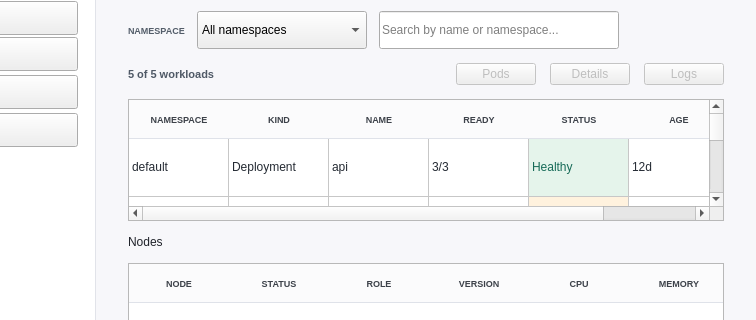
The window that src/kubescope/ui/main_window.ui (dcotecnologia/kubescope) describes before a commit, drawn with Qt 5; both pictures show x 224 to 980 and y 168 to 488 of the 980 by 640 pixel window.
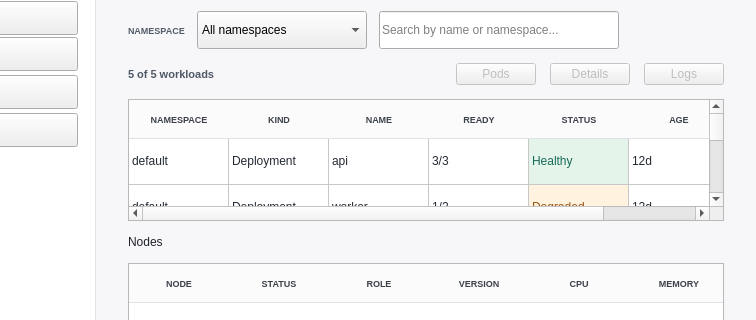
The same window after the commit. The open tabs and pages were chosen to show the change. Icons and pictures are not drawn.

Commit message:
style(ui): fit the resource lists in the window and line up their headers
The Name column was wide enough to push Age out of view behind a horizontal scroll
bar, the headers were centered over left-aligned cells, and the vertical grid lines
added noise to rows that already have a divider. Narrow the columns, align the
headers to the cells, drop the vertical lines and make the rows denser (58 to 46).

```diff
--- a/src/kubescope/ui/main_window.ui
+++ b/src/kubescope/ui/main_window.ui
@@ -136,7 +136,7 @@
 QHeaderView::down-arrow { image: url(SORT_DOWN); width: 9px; height: 6px; }
 QHeaderView::section {
     background: #fbfbfc; color: #3c4149; border: 0;
-    border-bottom: 1px solid #dfe2e9; padding: 10px 8px;
+    border-bottom: 1px solid #dfe2e9; padding: 10px 11px;
     font-size: 9px; font-weight: 700;
 }
 QTableWidget[variant="data"]::item {
@@ -1991,7 +1991,7 @@
                 <bool>false</bool>
                </attribute>
                <attribute name="verticalHeaderDefaultSectionSize">
-                <number>58</number>
+                <number>46</number>
                </attribute>
                <row />
                <row />
```
The commit also changes 3 other files.
